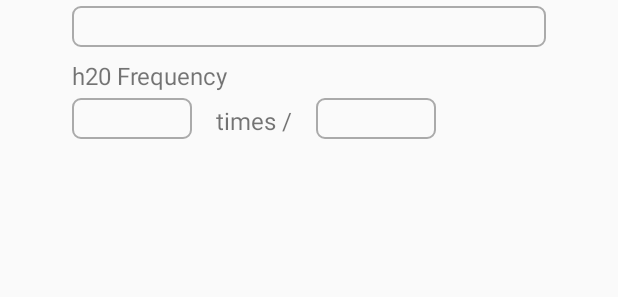
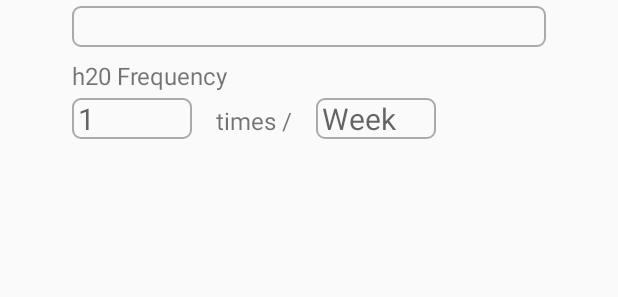
Before and after one commit to Uptiie/ANDROID-2, an Android app: the layout plant_details_layout.xml on its own in the app's theme, with its tools: preview values and no code run, on a phone screen of 412 x 824 dp. Shown: the part 137-434 px from the top of the screen. Run offline under Robolectric (Android 15) with nearby library versions, the phone set to English and light mode, and no system bars.

Commit message:
Update plant_details_layout.

```diff
--- a/app/src/main/res/layout/plant_details_layout.xml
+++ b/app/src/main/res/layout/plant_details_layout.xml
@@ -43,6 +43,7 @@
 
     <EditText
         android:id="@+id/et_h20frequency_int_details"
+        android:hint="1"
         android:inputType="number"
         android:paddingStart="4dp"
         android:textSize="20sp"
@@ -67,6 +68,7 @@
 
     <EditText
         android:id="@+id/et_h20frequency_details"
+        android:hint="Week"
         android:paddingStart="4dp"
         android:textSize="20sp"
         android:background="@drawable/edit_text_background"
```
